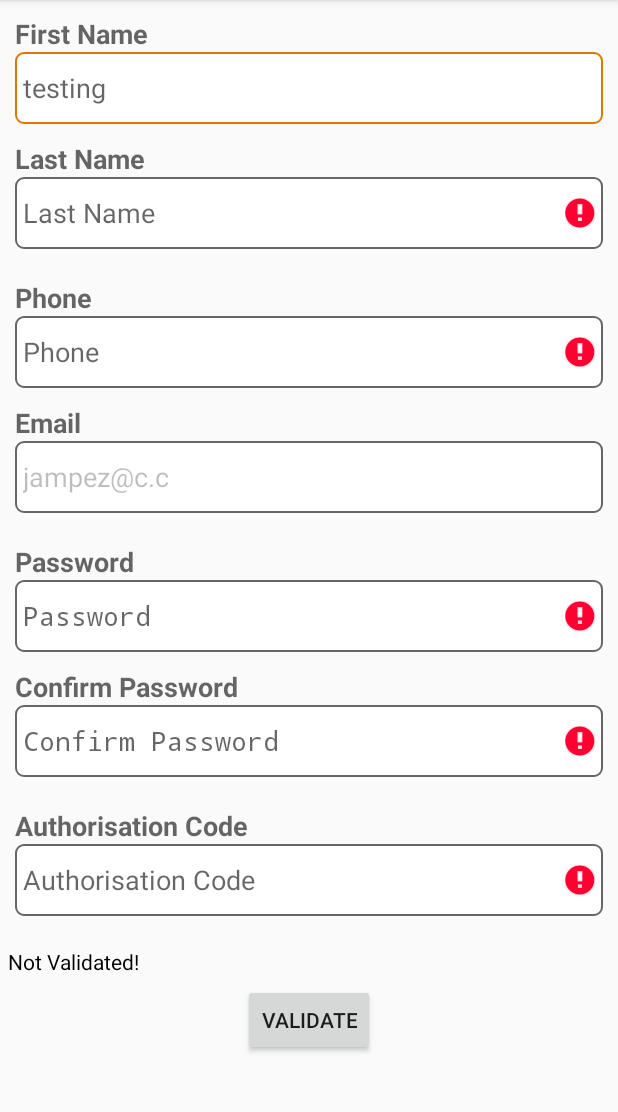
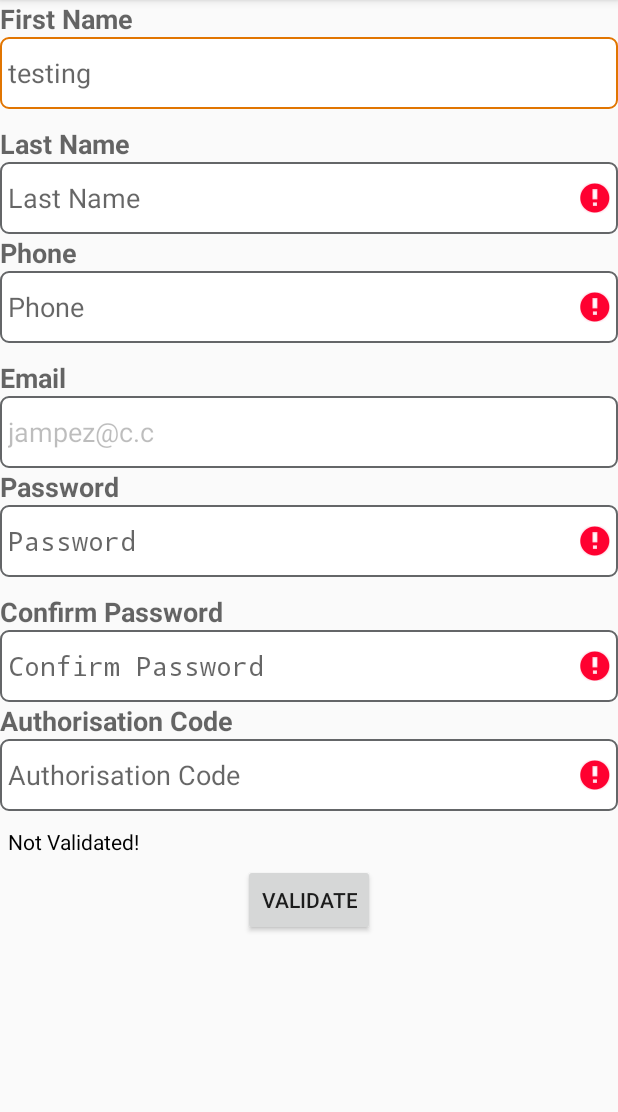
Before and after one commit to jampez77/sidebyside, an Android app: the screen it shows after launch (MainActivity), after a tap on "VALIDATE", on a phone screen of 412 x 824 dp, the part 84-1196 px from its top. Run offline under Robolectric (Android 15) with nearby library versions, the phone set to English and light mode, and no system bars.

Commit message:
Remove default padding from layouts. Added null checker on rotation.

```diff
--- a/sidebyside/src/main/java/com/jampez/sidebyside/SideBySideView.java
+++ b/sidebyside/src/main/java/com/jampez/sidebyside/SideBySideView.java
@@ -553,7 +553,7 @@ public class SideBySideView extends LinearLayout implements DatePickerDialog.OnD
 
     private boolean validEditTextPasswords(){
         //if both inputTypes are passwords then check if they match
-        if(!hideRightView && rightEditInputType.contains("Password") && leftEditInputType.contains("Password")){
+        if(!hideRightView && rightEditInputType != null && rightEditInputType.contains("Password") && leftEditInputType != null && leftEditInputType.contains("Password")){
             if(passwordValidationExpression != null && passwordValidationExpression.length() > 0) {
                 Pattern ps = Pattern.compile(passwordValidationExpression);
                 Matcher ms = ps.matcher(leftEditTextText);
--- a/sidebyside/src/main/res/layout-land/side_by_side.xml
+++ b/sidebyside/src/main/res/layout-land/side_by_side.xml
@@ -5,7 +5,6 @@
 
     <LinearLayout android:id="@+id/main_layout"
         android:orientation="horizontal"
-        android:padding="10dp"
         android:baselineAligned="true"
         android:layout_width="match_parent"
         android:layout_height="wrap_content">
--- a/sidebyside/src/main/res/layout-small/side_by_side.xml
+++ b/sidebyside/src/main/res/layout-small/side_by_side.xml
@@ -5,7 +5,6 @@
 
     <LinearLayout android:id="@+id/main_layout"
         android:orientation="vertical"
-        android:padding="10dp"
         android:layout_width="match_parent"
         android:layout_height="wrap_content">
 
--- a/sidebyside/src/main/res/layout-xlarge/side_by_side.xml
+++ b/sidebyside/src/main/res/layout-xlarge/side_by_side.xml
@@ -6,7 +6,6 @@
     <LinearLayout android:id="@+id/main_layout"
         android:orientation="horizontal"
         android:baselineAligned="true"
-        android:padding="10dp"
         android:layout_width="match_parent"
         android:layout_height="wrap_content">
 
--- a/sidebyside/src/main/res/layout/side_by_side.xml
+++ b/sidebyside/src/main/res/layout/side_by_side.xml
@@ -5,7 +5,6 @@
 
     <LinearLayout android:id="@+id/main_layout"
         android:orientation="vertical"
-        android:padding="10dp"
         android:layout_width="match_parent"
         android:layout_height="wrap_content">
 
```
Also changed, not shown: 1 other file.
